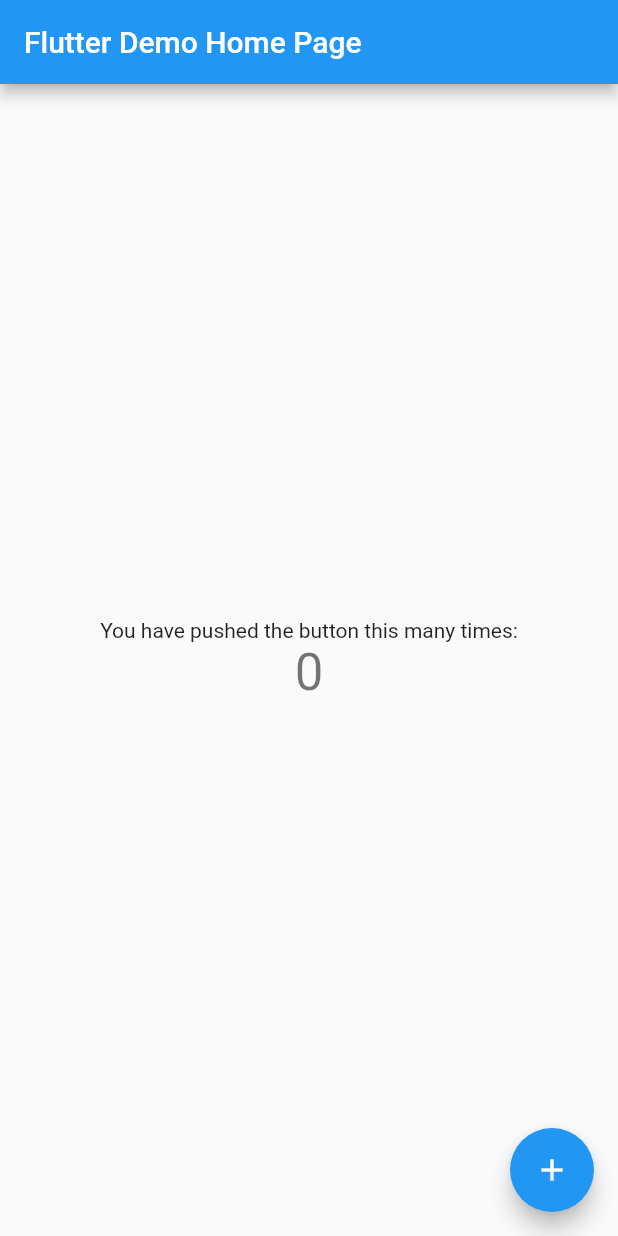
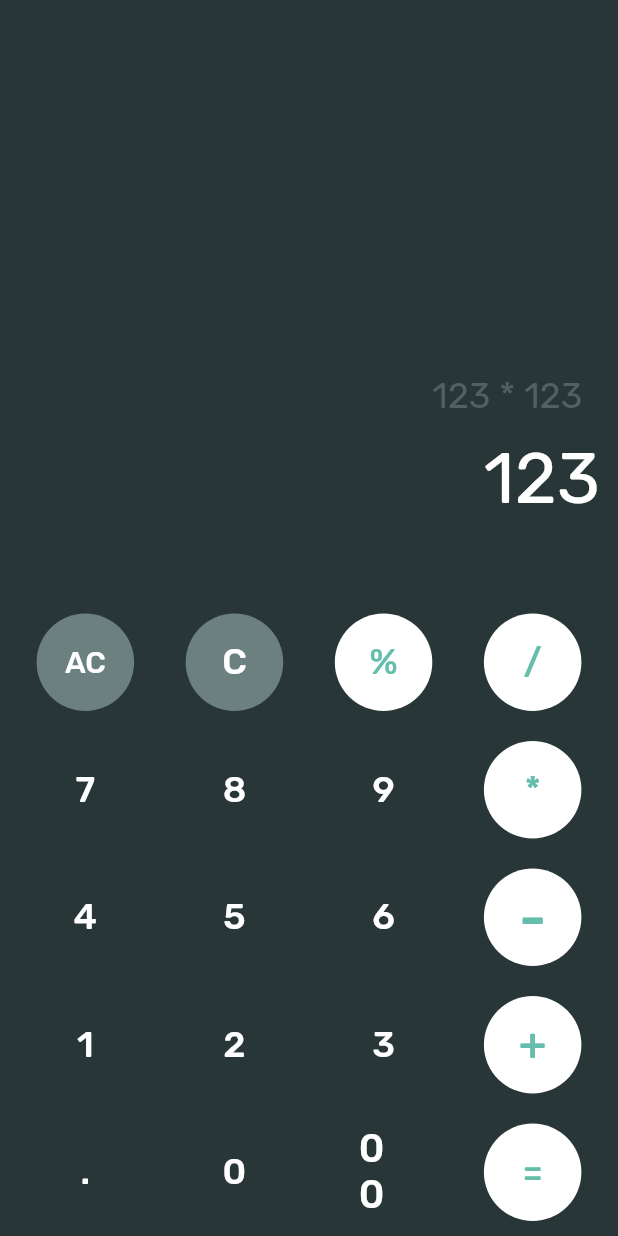
Before and after one commit to kaungphyowai/calculator_flutter, a Flutter app: the screen it shows after launch, on a phone screen of 412 x 824 dp. Run offline on Flutter 3.47's test engine with Material 2 defaults, Android fonts, the phone set to English and light mode, and no system bars; our stand-ins replace google_fonts.

Commit message:
UI complete

```diff
--- /dev/null
+++ b/lib/components/calculator_body.dart
@@ -0,0 +1,167 @@
+import 'package:calculator_flutter/components/calculator_btn.dart';
+import 'package:flutter/material.dart';
+import 'package:google_fonts/google_fonts.dart';
+
+class CalculatorBody extends StatelessWidget {
+  @override
+  Widget build(BuildContext context) {
+    return Column(
+      mainAxisAlignment: MainAxisAlignment.end,
+      children: [
+        Container(
+          padding: EdgeInsets.only(right: 12),
+          child: Text(
+            "123 * 123  ",
+            style: GoogleFonts.rubik(
+              textStyle: TextStyle(
+                fontSize: 24,
+              ),
+              color: Color(0xFF545F61),
+            ),
+          ),
+          alignment: Alignment(1, 1),
+        ),
+        Container(
+          padding: EdgeInsets.all(12),
+          child: Text(
+            "123",
+            style: GoogleFonts.rubik(
+              textStyle: TextStyle(
+                fontSize: 48,
+              ),
+              color: Colors.white,
+            ),
+          ),
+          alignment: Alignment(1, 1),
+        ),
+        SizedBox(
+          height: 40,
+        ),
+        Row(
+          mainAxisAlignment: MainAxisAlignment.spaceEvenly,
+          children: <Widget>[
+            CalculatorBtn(
+              text: 'AC',
+              fillColor: 0xFF6C807F,
+              textSize: 20,
+              //  : allClear,
+            ),
+            CalculatorBtn(
+              text: 'C',
+              fillColor: 0xFF6C807F,
+              //  : clear,
+            ),
+            CalculatorBtn(
+              text: '%',
+              fillColor: 0xFFFFFFFF,
+              textColor: 0xFF65BDAC,
+              //  : numClick,
+            ),
+            CalculatorBtn(
+              text: '/',
+              fillColor: 0xFFFFFFFF,
+              textColor: 0xFF65BDAC,
+              //  : numClick,
+            ),
+          ],
+        ),
+        Row(
+          mainAxisAlignment: MainAxisAlignment.spaceEvenly,
+          children: <Widget>[
+            CalculatorBtn(
+              text: '7',
+              //  : numClick,
+            ),
+            CalculatorBtn(
+              text: '8',
+              //  : numClick,
+            ),
+            CalculatorBtn(
+              text: '9',
+              //  : numClick,
+            ),
+            CalculatorBtn(
+              text: '*',
+              fillColor: 0xFFFFFFFF,
+              textColor: 0xFF65BDAC,
+              textSize: 24,
+              //  : numClick,
+            ),
+          ],
+        ),
+        Row(
+          mainAxisAlignment: MainAxisAlignment.spaceEvenly,
+          children: <Widget>[
+            CalculatorBtn(
+              text: '4',
+              //  : numClick,
+            ),
+            CalculatorBtn(
+              text: '5',
+              //  : numClick,
+            ),
+            CalculatorBtn(
+              text: '6',
+              //  : numClick,
+            ),
+            CalculatorBtn(
+              text: '-',
+              fillColor: 0xFFFFFFFF,
+              textColor: 0xFF65BDAC,
+              textSize: 38,
+              //  : numClick,
+            ),
+          ],
+        ),
+        Row(
+          mainAxisAlignment: MainAxisAlignment.spaceEvenly,
+          children: <Widget>[
+            CalculatorBtn(
+              text: '1',
+              //  : numClick,
+            ),
+            CalculatorBtn(
+              text: '2',
+              //  : numClick,
+            ),
+            CalculatorBtn(
+              text: '3',
+              //  : numClick,
+            ),
+            CalculatorBtn(
+              text: '+',
+              fillColor: 0xFFFFFFFF,
+              textColor: 0xFF65BDAC,
+              textSize: 30,
+              //  : numClick,
+            ),
+          ],
+        ),
+        Row(
+          mainAxisAlignment: MainAxisAlignment.spaceEvenly,
+          children: <Widget>[
+            CalculatorBtn(
+              text: '.',
+              //  : numClick,
+            ),
+            CalculatorBtn(
+              text: '0',
+              //  : numClick,
+            ),
+            CalculatorBtn(
+              text: '00',
+              //  : numClick,
+              textSize: 26,
+            ),
+            CalculatorBtn(
+              text: '=',
+              fillColor: 0xFFFFFFFF,
+              textColor: 0xFF65BDAC,
+              //  : evaluate,
+            ),
+          ],
+        ),
+      ],
+    );
+  }
+}
--- /dev/null
+++ b/lib/components/calculator_btn.dart
@@ -0,0 +1,41 @@
+import 'package:flutter/material.dart';
+import 'package:google_fonts/google_fonts.dart';
+
+class CalculatorBtn extends StatelessWidget {
+  const CalculatorBtn({
+    Key key,
+    this.text,
+    this.fillColor,
+    this.textColor = 0xFFFFFFFF,
+    this.textSize = 24,
+  }) : super(key: key);
+  final String text;
+  final double textSize;
+  final int fillColor, textColor;
+  @override
+  Widget build(BuildContext context) {
+    return Container(
+      margin: EdgeInsets.all(10),
+      child: SizedBox(
+        width: 65,
+        height: 65,
+        child: FlatButton(
+          child: Text(
+            text,
+            style: GoogleFonts.rubik(
+              textStyle: TextStyle(
+                fontSize: textSize,
+              ),
+            ),
+          ),
+          onPressed: () {},
+          color: fillColor != null ? Color(fillColor) : null,
+          textColor: Color(textColor),
+          shape: RoundedRectangleBorder(
+            borderRadius: BorderRadius.circular(50),
+          ),
+        ),
+      ),
+    );
+  }
+}
--- a/lib/main.dart
+++ b/lib/main.dart
@@ -1,117 +1,21 @@
 import 'package:flutter/material.dart';
 
+import 'components/calculator_body.dart';
+
 void main() {
-  runApp(MyApp());
+  runApp(CalculatorApp());
 }
 
-class MyApp extends StatelessWidget {
+class CalculatorApp extends StatelessWidget {
   // This widget is the root of your application.
   @override
   Widget build(BuildContext context) {
     return MaterialApp(
-      title: 'Flutter Demo',
-      theme: ThemeData(
-        // This is the theme of your application.
-        //
-        // Try running your application with "flutter run". You'll see the
-        // application has a blue toolbar. Then, without quitting the app, try
-        // changing the primarySwatch below to Colors.green and then invoke
-        // "hot reload" (press "r" in the console where you ran "flutter run",
-        // or simply save your changes to "hot reload" in a Flutter IDE).
-        // Notice that the counter didn't reset back to zero; the application
-        // is not restarted.
-        primarySwatch: Colors.blue,
-        // This makes the visual density adapt to the platform that you run
-        // the app on. For desktop platforms, the controls will be smaller and
-        // closer together (more dense) than on mobile platforms.
-        visualDensity: VisualDensity.adaptivePlatformDensity,
+      title: 'Calculator',
+      home: Scaffold(
+        backgroundColor: Color(0xFF283637),
+        body: CalculatorBody(),
       ),
-      home: MyHomePage(title: 'Flutter Demo Home Page'),
     );
   }
 }
-
-class MyHomePage extends StatefulWidget {
-  MyHomePage({Key key, this.title}) : super(key: key);
-
-  // This widget is the home page of your application. It is stateful, meaning
-  // that it has a State object (defined below) that contains fields that affect
-  // how it looks.
-
-  // This class is the configuration for the state. It holds the values (in this
-  // case the title) provided by the parent (in this case the App widget) and
-  // used by the build method of the State. Fields in a Widget subclass are
-  // always marked "final".
-
-  final String title;
-
-  @override
-  _MyHomePageState createState() => _MyHomePageState();
-}
-
-class _MyHomePageState extends State<MyHomePage> {
-  int _counter = 0;
-
-  void _incrementCounter() {
-    setState(() {
-      // This call to setState tells the Flutter framework that something has
-      // changed in this State, which causes it to rerun the build method below
-      // so that the display can reflect the updated values. If we changed
-      // _counter without calling setState(), then the build method would not be
-      // called again, and so nothing would appear to happen.
-      _counter++;
-    });
-  }
-
-  @override
-  Widget build(BuildContext context) {
-    // This method is rerun every time setState is called, for instance as done
-    // by the _incrementCounter method above.
-    //
-    // The Flutter framework has been optimized to make rerunning build methods
-    // fast, so that you can just rebuild anything that needs updating rather
-    // than having to individually change instances of widgets.
-    return Scaffold(
-      appBar: AppBar(
-        // Here we take the value from the MyHomePage object that was created by
-        // the App.build method, and use it to set our appbar title.
-        title: Text(widget.title),
-      ),
-      body: Center(
-        // Center is a layout widget. It takes a single child and positions it
-        // in the middle of the parent.
-        child: Column(
-          // Column is also a layout widget. It takes a list of children and
-          // arranges them vertically. By default, it sizes itself to fit its
-          // children horizontally, and tries to be as tall as its parent.
-          //
-          // Invoke "debug painting" (press "p" in the console, choose the
-          // "Toggle Debug Paint" action from the Flutter Inspector in Android
-          // Studio, or the "Toggle Debug Paint" command in Visual Studio Code)
-          // to see the wireframe for each widget.
-          //
-          // Column has various properties to control how it sizes itself and
-          // how it positions its children. Here we use mainAxisAlignment to
-          // center the children vertically; the main axis here is the vertical
-          // axis because Columns are vertical (the cross axis would be
-          // horizontal).
-          mainAxisAlignment: MainAxisAlignment.center,
-          children: <Widget>[
-            Text(
-              'You have pushed the button this many times:',
-            ),
-            Text(
-              '$_counter',
-              style: Theme.of(context).textTheme.headline4,
-            ),
-          ],
-        ),
-      ),
-      floatingActionButton: FloatingActionButton(
-        onPressed: _incrementCounter,
-        tooltip: 'Increment',
-        child: Icon(Icons.add),
-      ), // This trailing comma makes auto-formatting nicer for build methods.
-    );
-  }
-}
--- a/pubspec.yaml
+++ b/pubspec.yaml
@@ -28,6 +28,7 @@ dependencies:
   # The following adds the Cupertino Icons font to your application.
   # Use with the CupertinoIcons class for iOS style icons.
   cupertino_icons: ^1.0.0
+  google_fonts: ^1.1.1
 
 dev_dependencies:
   flutter_test:
```
Also changed, not shown: pubspec.lock, 2 other files.
